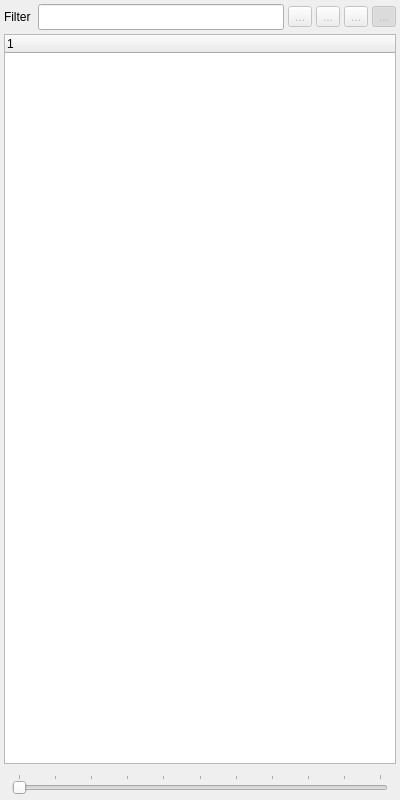
First picture: the form in sources/outlinerview.ui, repository mikaelsundell/stageviz, before the edit.
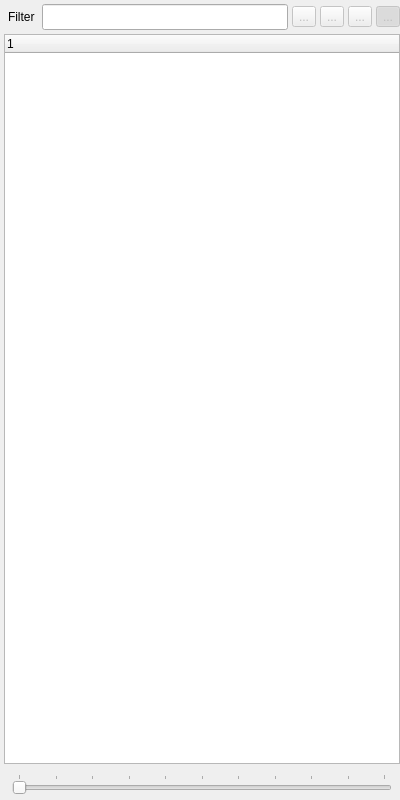
Second picture: the form after the edit. Custom widgets are drawn as their Qt base class.

What changed in the file:
```diff
--- a/sources/outlinerview.ui
+++ b/sources/outlinerview.ui
@@ -30,7 +30,7 @@
     <number>4</number>
    </property>
    <property name="rightMargin">
-    <number>4</number>
+    <number>0</number>
    </property>
    <property name="bottomMargin">
     <number>4</number>
@@ -42,7 +42,7 @@
        <number>4</number>
       </property>
       <property name="leftMargin">
-       <number>0</number>
+       <number>4</number>
       </property>
       <property name="topMargin">
        <number>0</number>
```
